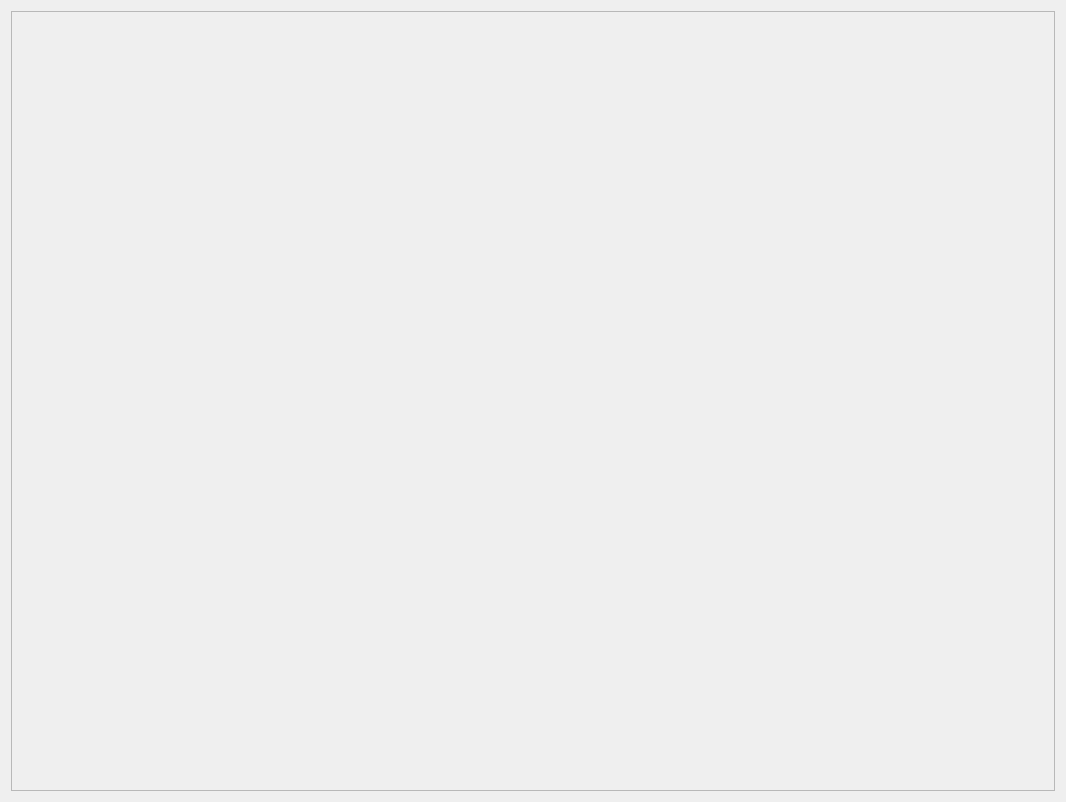
Old version of the form services/ui/forms/flexviewer.ui in the repository mri4all/console.
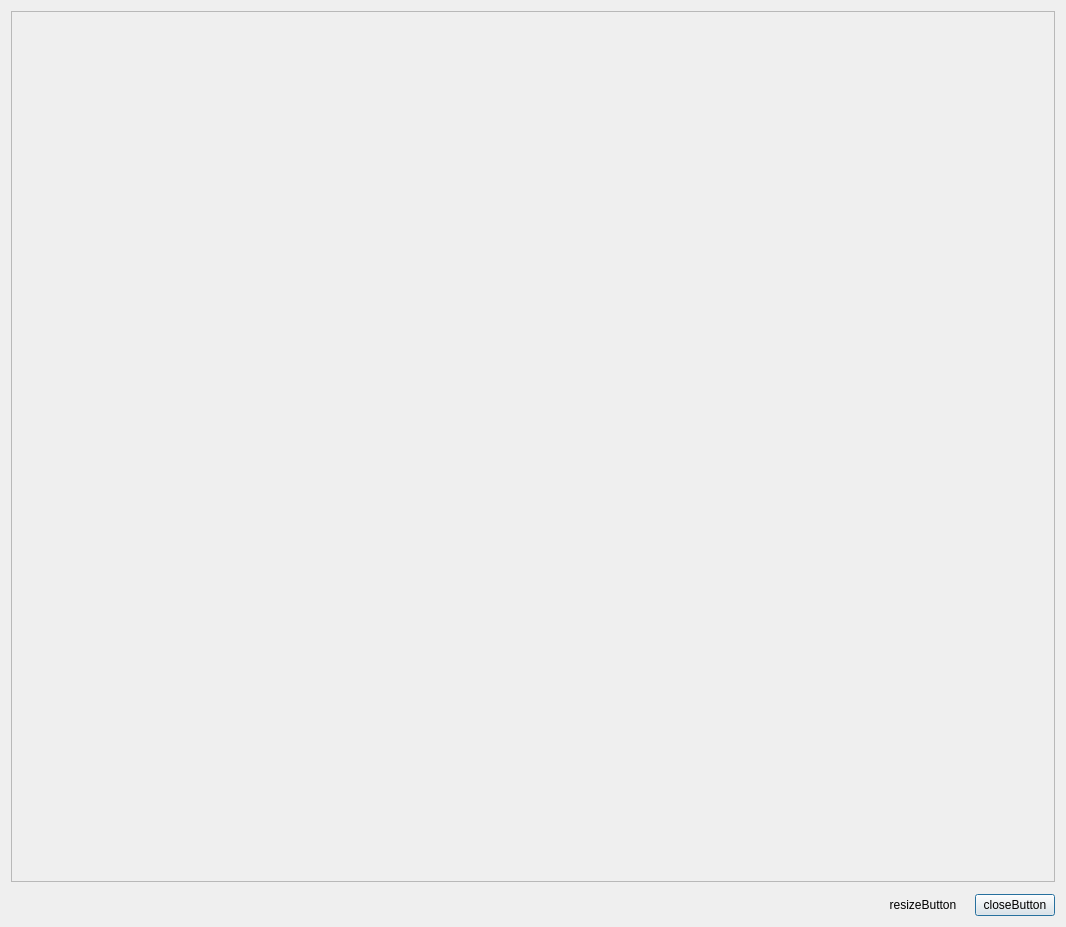
New version of the form.

The edit to the form file:
```diff
--- a/services/ui/forms/flexviewer.ui
+++ b/services/ui/forms/flexviewer.ui
@@ -7,13 +7,16 @@
     <x>0</x>
     <y>0</y>
     <width>1066</width>
-    <height>802</height>
+    <height>927</height>
    </rect>
   </property>
   <property name="windowTitle">
    <string>Flex Viewer</string>
   </property>
-  <layout class="QVBoxLayout" name="verticalLayout">
+  <layout class="QVBoxLayout" name="verticalLayout" stretch="1,0">
+   <property name="spacing">
+    <number>12</number>
+   </property>
    <item>
     <widget class="QFrame" name="flexViewerFrame">
      <property name="frameShape">
@@ -24,6 +27,58 @@
      </property>
     </widget>
    </item>
+   <item>
+    <layout class="QHBoxLayout" name="horizontalLayout">
+     <property name="spacing">
+      <number>12</number>
+     </property>
+     <property name="sizeConstraint">
+      <enum>QLayout::SetDefaultConstraint</enum>
+     </property>
+     <item>
+      <spacer name="horizontalSpacer">
+       <property name="orientation">
+        <enum>Qt::Horizontal</enum>
+       </property>
+       <property name="sizeType">
+        <enum>QSizePolicy::MinimumExpanding</enum>
+       </property>
+       <property name="sizeHint" stdset="0">
+        <size>
+         <width>40</width>
+         <height>20</height>
+        </size>
+       </property>
+      </spacer>
+     </item>
+     <item>
+      <widget class="QPushButton" name="resizeButton">
+       <property name="text">
+        <string>resizeButton</string>
+       </property>
+       <property name="flat">
+        <bool>true</bool>
+       </property>
+      </widget>
+     </item>
+     <item>
+      <widget class="QPushButton" name="closeButton">
+       <property name="text">
+        <string>closeButton</string>
+       </property>
+       <property name="autoDefault">
+        <bool>true</bool>
+       </property>
+       <property name="default">
+        <bool>true</bool>
+       </property>
+       <property name="flat">
+        <bool>false</bool>
+       </property>
+      </widget>
+     </item>
+    </layout>
+   </item>
   </layout>
  </widget>
  <resources/>
```
